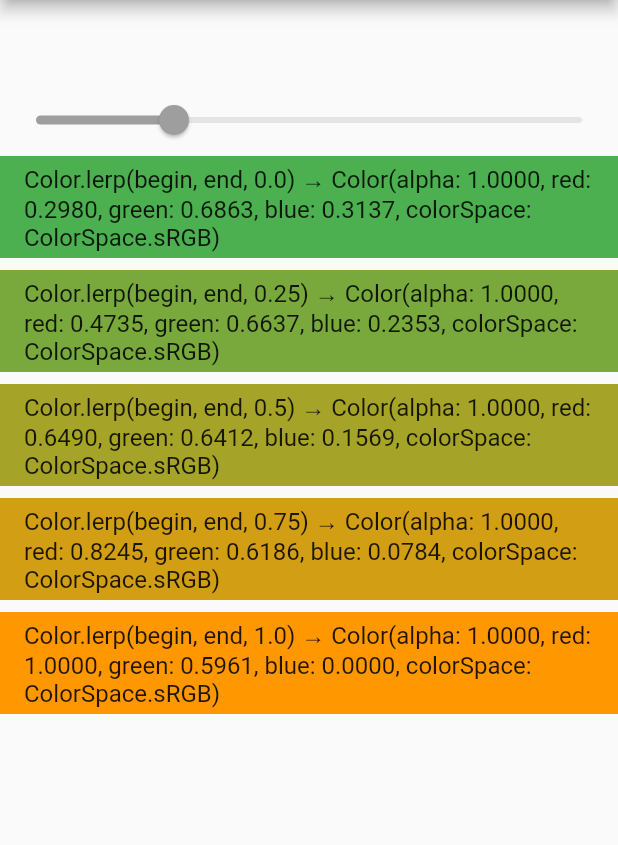
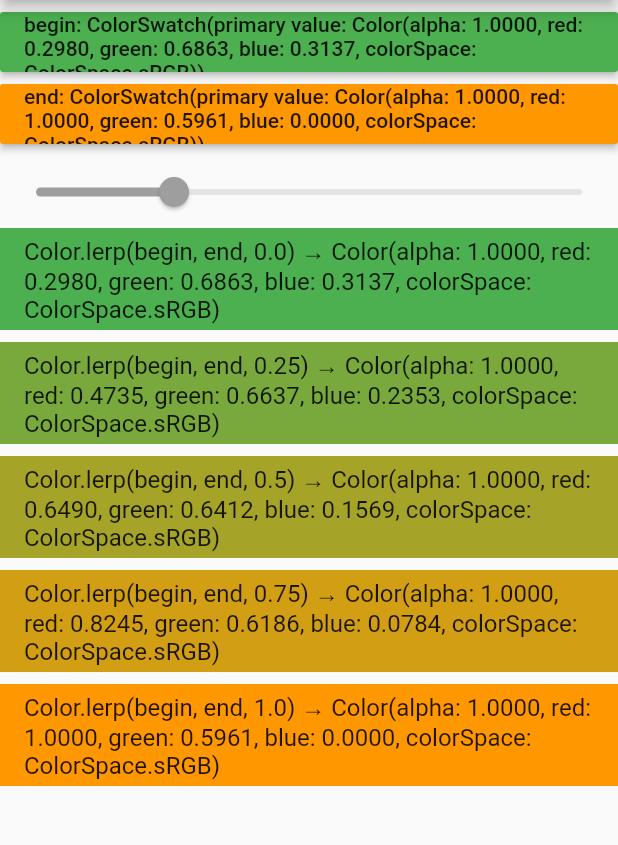
Before and after one commit to arthurdenner/color_lerp_visualizer, a Flutter app: the screen it shows after launch, on a phone screen of 412 x 824 dp, the part 84-929 px from its top. Run offline on Flutter 3.47's test engine with Material 2 defaults, Android fonts, the light colour scheme and no system bars; our stand-ins replace flutter_colorpicker.

Commit message:
feat: add buttons to allow customization of begin and end colors

```diff
--- a/lib/main.dart
+++ b/lib/main.dart
@@ -1,4 +1,5 @@
 import 'package:flutter/material.dart';
+import 'package:flutter_colorpicker/flutter_colorpicker.dart';
 
 void main() => runApp(MyApp());
 
@@ -89,6 +90,50 @@ class _MyHomePageState extends State<MyHomePage> {
     setState(() => _gap = value);
   }
 
+  void _changeColor(void Function(Color) onColorChanged) {
+    showDialog(
+      context: context,
+      builder: (BuildContext context) {
+        return AlertDialog(
+          titlePadding: const EdgeInsets.all(0.0),
+          contentPadding: const EdgeInsets.all(0.0),
+          content: SingleChildScrollView(
+            child: ColorPicker(
+              pickerColor: _begin,
+              onColorChanged: onColorChanged,
+              colorPickerWidth: 300.0,
+              pickerAreaHeightPercent: 0.7,
+              enableAlpha: true,
+              displayThumbColor: true,
+              showLabel: true,
+              paletteType: PaletteType.hsv,
+              pickerAreaBorderRadius: const BorderRadius.only(
+                topLeft: const Radius.circular(2.0),
+                topRight: const Radius.circular(2.0),
+              ),
+            ),
+          ),
+        );
+      },
+    );
+  }
+
+  void _changeBeginColor() {
+    _changeColor((value) {
+      setState(() {
+        _begin = value;
+      });
+    });
+  }
+
+  void _changeEndColor() {
+    _changeColor((value) {
+      setState(() {
+        _end = value;
+      });
+    });
+  }
+
   @override
   Widget build(BuildContext context) {
     final _colors = _computeColors();
@@ -100,8 +145,27 @@ class _MyHomePageState extends State<MyHomePage> {
       body: Center(
         child: Column(
           children: <Widget>[
+            SizedBox(height: 8),
+            SizedBox(
+              height: 40,
+              child: RaisedButton(
+                color: _begin,
+                child: Text('begin: $_begin'),
+                onPressed: _changeBeginColor,
+              ),
+            ),
+            SizedBox(height: 8),
+            SizedBox(
+              height: 40,
+              child: RaisedButton(
+                color: _end,
+                child: Text('end: $_end'),
+                onPressed: _changeEndColor,
+              ),
+            ),
+            SizedBox(height: 8),
             Padding(
-              padding: EdgeInsets.only(top: 56),
+              padding: EdgeInsets.only(top: 0),
               child: Slider.adaptive(
                 divisions: 100,
                 label: '$_gap',
```
Also changed, not shown: pubspec.yaml (+2 -7 lines), pubspec.lock.
